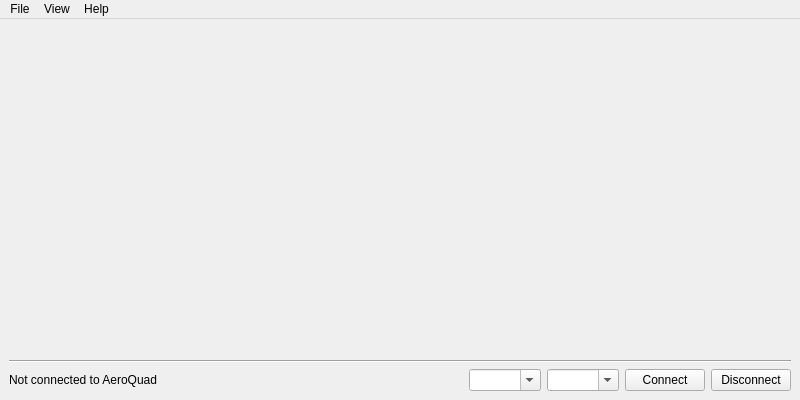
This is ui/mainWindow.ui in AeroQuad/AeroQuadConfiguratorPyQt as Qt 5 draws it before an edit. The edited form follows.
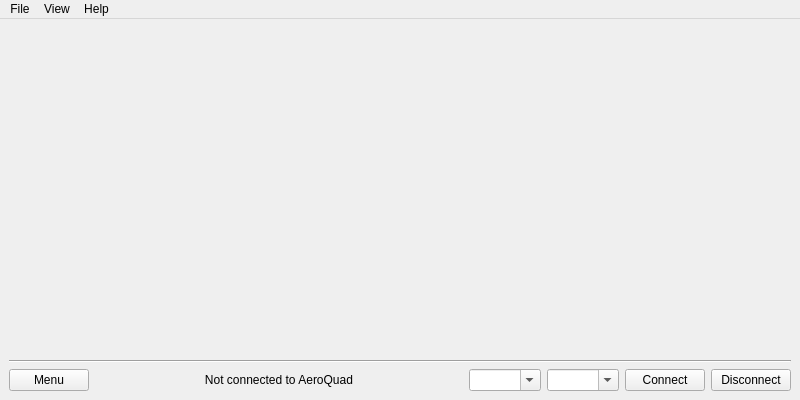
This is the edited form. Icons and pictures are not drawn.

Commit message: adding subpanel based menu system

What changed in the file:
```diff
--- a/ui/mainWindow.ui
+++ b/ui/mainWindow.ui
@@ -21,6 +21,26 @@
    <layout class="QGridLayout" name="gridLayout">
     <item row="2" column="0">
      <layout class="QHBoxLayout" name="horizontalLayout">
+      <item>
+       <widget class="QPushButton" name="buttonMenu">
+        <property name="text">
+         <string>Menu</string>
+        </property>
+       </widget>
+      </item>
+      <item>
+       <spacer name="horizontalSpacer_2">
+        <property name="orientation">
+         <enum>Qt::Horizontal</enum>
+        </property>
+        <property name="sizeHint" stdset="0">
+         <size>
+          <width>40</width>
+          <height>20</height>
+         </size>
+        </property>
+       </spacer>
+      </item>
       <item>
        <widget class="QLabel" name="status">
         <property name="minimumSize">
@@ -32,6 +52,9 @@
         <property name="text">
          <string>Not connected to AeroQuad</string>
         </property>
+        <property name="alignment">
+         <set>Qt::AlignCenter</set>
+        </property>
        </widget>
       </item>
       <item>
```
Left out of the diff: 2 changed lines with no effect on the pictures. The commit also changes 37 other files.
